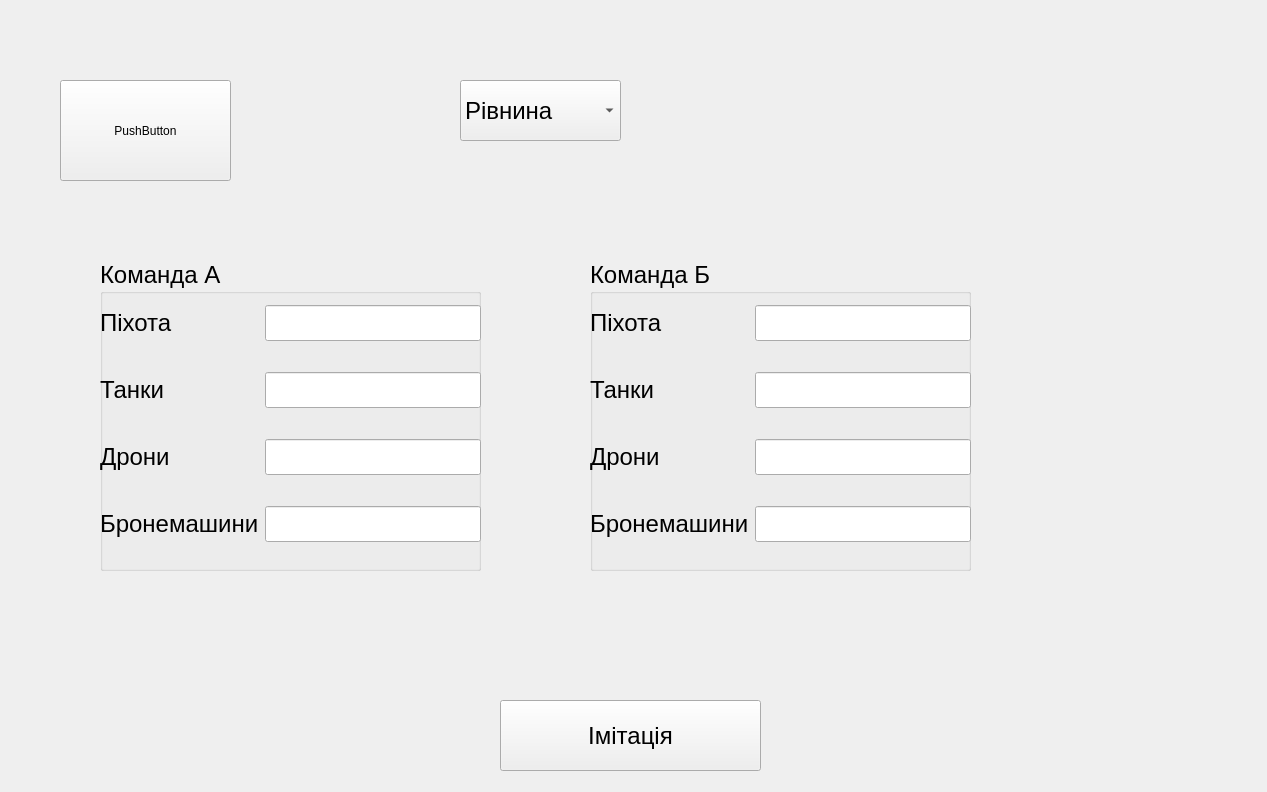
The window that Military/simulationwindow.ui (DmitryBizCode/MilitaryQt) describes before a commit, drawn with Qt 5.
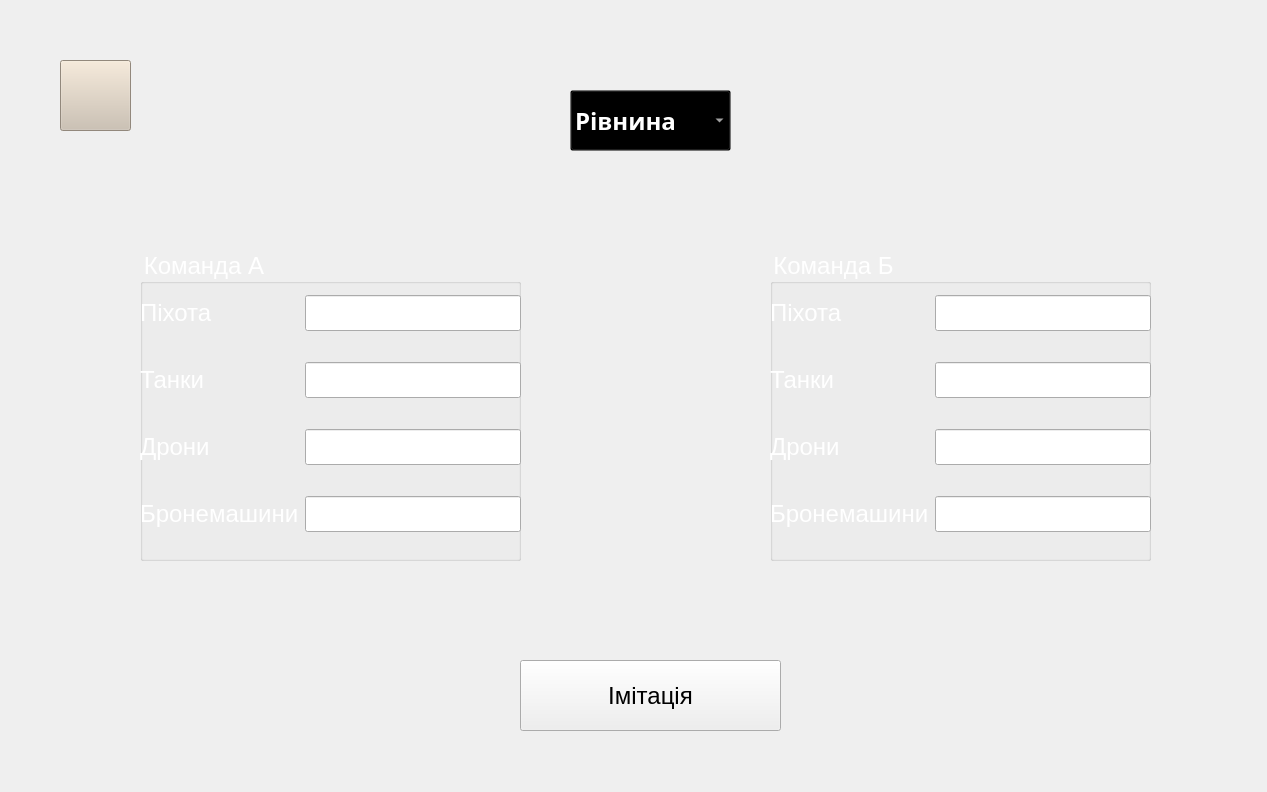
The same window after the commit. Icons and pictures are not drawn.

What changed in the file:
```diff
--- a/Military/simulationwindow.ui
+++ b/Military/simulationwindow.ui
@@ -17,20 +17,25 @@
    <property name="geometry">
     <rect>
      <x>60</x>
-     <y>80</y>
-     <width>171</width>
-     <height>101</height>
+     <y>60</y>
+     <width>71</width>
+     <height>71</height>
     </rect>
    </property>
+   <property name="styleSheet">
+    <string notr="true">image: url(:/resimg/IMage/resToPage/camping-tent_5543268.png);
+background-color: rgb(204, 191, 174);
+</string>
+   </property>
    <property name="text">
-    <string>PushButton</string>
+    <string/>
    </property>
   </widget>
   <widget class="QGroupBox" name="groupBox">
    <property name="geometry">
     <rect>
-     <x>100</x>
-     <y>260</y>
+     <x>140</x>
+     <y>250</y>
      <width>381</width>
      <height>311</height>
     </rect>
@@ -40,6 +45,9 @@
      <pointsize>18</pointsize>
     </font>
    </property>
+   <property name="styleSheet">
+    <string notr="true">color: #fff;</string>
+   </property>
    <property name="title">
     <string>Команда А</string>
    </property>
@@ -58,18 +66,6 @@
      </font>
     </property>
     <layout class="QGridLayout" name="gridLayout">
-     <item row="1" column="0">
-      <widget class="QLabel" name="label_2">
-       <property name="font">
-        <font>
-         <pointsize>18</pointsize>
-        </font>
-       </property>
-       <property name="text">
-        <string>Танки</string>
-       </property>
-      </widget>
-     </item>
      <item row="3" column="2">
       <widget class="QLineEdit" name="VechileMy">
        <property name="font">
@@ -77,17 +73,8 @@
          <pointsize>18</pointsize>
         </font>
        </property>
-      </widget>
-     </item>
-     <item row="3" column="0">
-      <widget class="QLabel" name="label_4">
-       <property name="font">
-        <font>
-         <pointsize>18</pointsize>
-        </font>
-       </property>
-       <property name="text">
-        <string>Бронемашини</string>
+       <property name="styleSheet">
+        <string notr="true">color: #000;</string>
        </property>
       </widget>
      </item>
@@ -98,6 +85,9 @@
          <pointsize>18</pointsize>
         </font>
        </property>
+       <property name="styleSheet">
+        <string notr="true">color: #000;</string>
+       </property>
       </widget>
      </item>
      <item row="1" column="2">
@@ -107,17 +97,8 @@
          <pointsize>18</pointsize>
         </font>
        </property>
-      </widget>
-     </item>
-     <item row="2" column="0">
-      <widget class="QLabel" name="label_3">
-       <property name="font">
-        <font>
-         <pointsize>18</pointsize>
-        </font>
-       </property>
-       <property name="text">
-        <string>Дрони</string>
+       <property name="styleSheet">
+        <string notr="true">color: #000;</string>
        </property>
       </widget>
      </item>
@@ -128,9 +109,12 @@
          <pointsize>18</pointsize>
         </font>
        </property>
+       <property name="styleSheet">
+        <string notr="true">color: #000;</string>
+       </property>
       </widget>
      </item>
-     <item row="0" column="0">
+     <item row="0" column="0" colspan="2">
       <widget class="QLabel" name="label">
        <property name="font">
         <font>
@@ -142,14 +126,50 @@
        </property>
       </widget>
      </item>
+     <item row="1" column="0" colspan="2">
+      <widget class="QLabel" name="label_2">
+       <property name="font">
+        <font>
+         <pointsize>18</pointsize>
+        </font>
+       </property>
+       <property name="text">
+        <string>Танки</string>
+       </property>
+      </widget>
+     </item>
+     <item row="2" column="0" colspan="2">
+      <widget class="QLabel" name="label_3">
+       <property name="font">
+        <font>
+         <pointsize>18</pointsize>
+        </font>
+       </property>
+       <property name="text">
+        <string>Дрони</string>
+       </property>
+      </widget>
+     </item>
+     <item row="3" column="0" colspan="2">
+      <widget class="QLabel" name="label_4">
+       <property name="font">
+        <font>
+         <pointsize>18</pointsize>
+        </font>
+       </property>
+       <property name="text">
+        <string>Бронемашини</string>
+       </property>
+      </widget>
+     </item>
     </layout>
    </widget>
   </widget>
   <widget class="QGroupBox" name="groupBox_2">
    <property name="geometry">
     <rect>
-     <x>590</x>
-     <y>260</y>
+     <x>770</x>
+     <y>250</y>
      <width>381</width>
      <height>311</height>
     </rect>
@@ -159,6 +179,10 @@
      <pointsize>18</pointsize>
     </font>
    </property>
+   <property name="styleSheet">
+    <string notr="true">
+color: #fff;</string>
+   </property>
    <property name="title">
     <string>Команда Б</string>
    </property>
@@ -184,41 +208,8 @@
          <pointsize>18</pointsize>
         </font>
        </property>
-      </widget>
-     </item>
-     <item row="0" column="0">
-      <widget class="QLabel" name="label_5">
-       <property name="font">
-        <font>
-         <pointsize>18</pointsize>
-        </font>
-       </property>
-       <property name="text">
-        <string>Піхота</string>
-       </property>
-      </widget>
-     </item>
-     <item row="1" column="0">
-      <widget class="QLabel" name="label_6">
-       <property name="font">
-        <font>
-         <pointsize>18</pointsize>
-        </font>
-       </property>
-       <property name="text">
-        <string>Танки</string>
-       </property>
-      </widget>
-     </item>
-     <item row="3" column="0">
-      <widget class="QLabel" name="label_7">
-       <property name="font">
-        <font>
-         <pointsize>18</pointsize>
-        </font>
-       </property>
-       <property name="text">
-        <string>Бронемашини</string>
+       <property name="styleSheet">
+        <string notr="true">color: #000;</string>
        </property>
       </widget>
      </item>
@@ -229,17 +220,8 @@
          <pointsize>18</pointsize>
         </font>
        </property>
-      </widget>
-     </item>
-     <item row="2" column="0">
-      <widget class="QLabel" name="label_8">
-       <property name="font">
-        <font>
-         <pointsize>18</pointsize>
-        </font>
-       </property>
-       <property name="text">
-        <string>Дрони</string>
+       <property name="styleSheet">
+        <string notr="true">color: #000;</string>
        </property>
       </widget>
      </item>
@@ -250,6 +232,9 @@
          <pointsize>18</pointsize>
         </font>
        </property>
+       <property name="styleSheet">
+        <string notr="true">color: #000;</string>
+       </property>
       </widget>
      </item>
      <item row="1" column="2">
@@ -259,6 +244,57 @@
          <pointsize>18</pointsize>
         </font>
        </property>
+       <property name="styleSheet">
+        <string notr="true">color: #000;</string>
+       </property>
+      </widget>
+     </item>
+     <item row="0" column="0" colspan="2">
+      <widget class="QLabel" name="label_5">
+       <property name="font">
+        <font>
+         <pointsize>18</pointsize>
+        </font>
+       </property>
+       <property name="text">
+        <string>Піхота</string>
+       </property>
+      </widget>
+     </item>
+     <item row="1" column="0" colspan="2">
+      <widget class="QLabel" name="label_6">
+       <property name="font">
+        <font>
+         <pointsize>18</pointsize>
+        </font>
+       </property>
+       <property name="text">
+        <string>Танки</string>
+       </property>
+      </widget>
+     </item>
+     <item row="2" column="0" colspan="2">
+      <widget class="QLabel" name="label_8">
+       <property name="font">
+        <font>
+         <pointsize>18</pointsize>
+        </font>
+       </property>
+       <property name="text">
+        <string>Дрони</string>
+       </property>
+      </widget>
+     </item>
+     <item row="3" column="0" colspan="2">
+      <widget class="QLabel" name="label_7">
+       <property name="font">
+        <font>
+         <pointsize>18</pointsize>
+        </font>
+       </property>
+       <property name="text">
+        <string>Бронемашини</string>
+       </property>
       </widget>
      </item>
     </layout>
@@ -267,17 +303,25 @@
   <widget class="QComboBox" name="comboBox">
    <property name="geometry">
     <rect>
-     <x>460</x>
-     <y>80</y>
+     <x>570</x>
+     <y>90</y>
      <width>161</width>
      <height>61</height>
     </rect>
    </property>
    <property name="font">
     <font>
+     <family>Segoe Script</family>
      <pointsize>18</pointsize>
+     <italic>false</italic>
+     <bold>true</bold>
     </font>
    </property>
+   <property name="styleSheet">
+    <string notr="true">font: 700 18pt &quot;Segoe Script&quot;;
+background-color: rgba(0, 0, 0, 0);
+color: #fff;</string>
+   </property>
    <item>
     <property name="text">
      <string>Рівнина</string>
@@ -292,8 +336,8 @@
   <widget class="QPushButton" name="pushButton">
    <property name="geometry">
     <rect>
-     <x>500</x>
-     <y>700</y>
+     <x>520</x>
+     <y>660</y>
      <width>261</width>
      <height>71</height>
     </rect>
@@ -307,6 +351,33 @@
     <string>Імітація</string>
    </property>
   </widget>
+  <widget class="QLabel" name="Background">
+   <property name="enabled">
+    <bool>true</bool>
+   </property>
+   <property name="geometry">
+    <rect>
+     <x>0</x>
+     <y>-20</y>
+     <width>1271</width>
+     <height>851</height>
+    </rect>
+   </property>
+   <property name="styleSheet">
+    <string notr="true">    border: none;
+    outline: none;
+image: url(:/resimg/IMage/resToPage/simulation_back.jpg);</string>
+   </property>
+   <property name="text">
+    <string/>
+   </property>
+  </widget>
+  <zorder>Background</zorder>
+  <zorder>Return_to_home</zorder>
+  <zorder>groupBox</zorder>
+  <zorder>groupBox_2</zorder>
+  <zorder>comboBox</zorder>
+  <zorder>pushButton</zorder>
  </widget>
  <resources/>
  <connections/>
```
